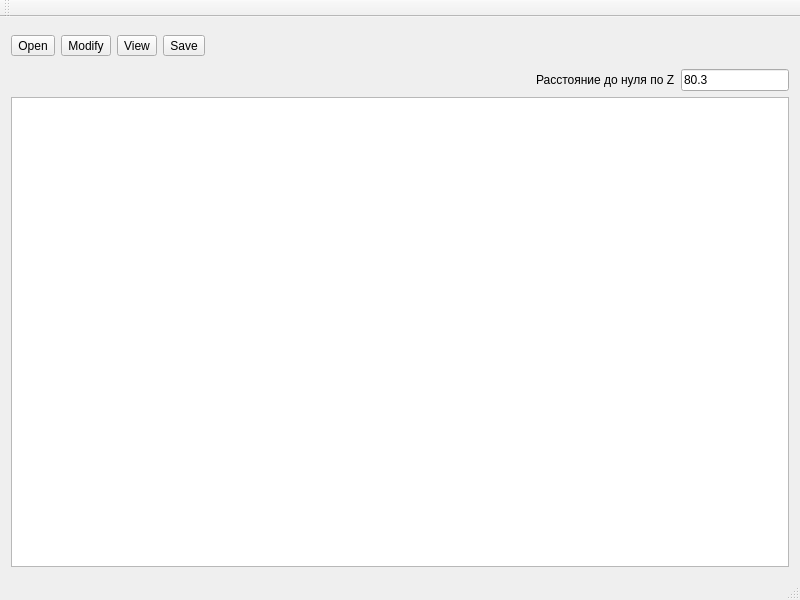
Qt form app/Scan2Slice/gui/mainwindow.ui (ApplicationsForge/Scan2Slice) before a commit.
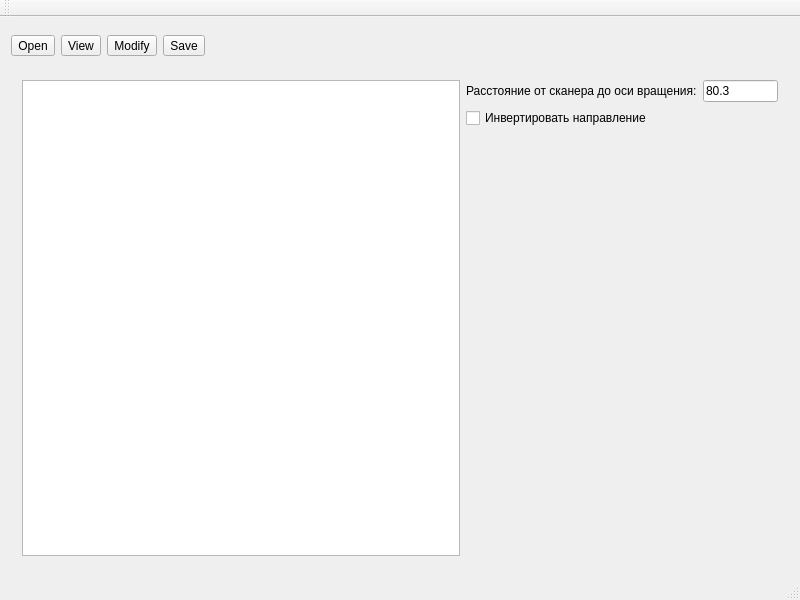
The same form after that commit. Icons and pictures are not drawn.

```diff
--- a/app/Scan2Slice/gui/mainwindow.ui
+++ b/app/Scan2Slice/gui/mainwindow.ui
@@ -53,18 +53,9 @@
          <property name="text">
           <string>Open</string>
          </property>
-         <property name="iconSize">
-          <size>
-           <width>24</width>
-           <height>24</height>
-          </size>
-         </property>
-        </widget>
-       </item>
-       <item>
-        <widget class="QToolButton" name="modifyToolButton">
-         <property name="text">
-          <string>Modify</string>
+         <property name="icon">
+          <iconset resource="resources/resources.qrc">
+           <normaloff>:/images/images/open.png</normaloff>:/images/images/open.png</iconset>
          </property>
          <property name="iconSize">
           <size>
@@ -79,6 +70,27 @@
          <property name="text">
           <string>View</string>
          </property>
+         <property name="icon">
+          <iconset resource="resources/resources.qrc">
+           <normaloff>:/images/images/view.png</normaloff>:/images/images/view.png</iconset>
+         </property>
+         <property name="iconSize">
+          <size>
+           <width>24</width>
+           <height>24</height>
+          </size>
+         </property>
+        </widget>
+       </item>
+       <item>
+        <widget class="QToolButton" name="modifyToolButton">
+         <property name="text">
+          <string>Modify</string>
+         </property>
+         <property name="icon">
+          <iconset resource="resources/resources.qrc">
+           <normaloff>:/images/images/play.png</normaloff>:/images/images/play.png</iconset>
+         </property>
          <property name="iconSize">
           <size>
            <width>24</width>
@@ -107,7 +119,7 @@
          </property>
          <property name="sizeHint" stdset="0">
           <size>
-           <width>568</width>
+           <width>603</width>
            <height>20</height>
           </size>
          </property>
@@ -118,6 +130,25 @@
     </item>
     <item>
      <widget class="QWidget" name="pointsWidget" native="true">
+      <layout class="QHBoxLayout" name="horizontalLayout_2">
+       <item>
+        <widget class="QTableWidget" name="pointsTableWidget">
+         <property name="sizePolicy">
+          <sizepolicy hsizetype="Expanding" vsizetype="Expanding">
+           <horstretch>5</horstretch>
+           <verstretch>0</verstretch>
+          </sizepolicy>
+         </property>
+        </widget>
+       </item>
+       <item>
+        <widget class="QWidget" name="scanToSliceParamsWidget" native="true">
+         <property name="sizePolicy">
+          <sizepolicy hsizetype="Preferred" vsizetype="Preferred">
+           <horstretch>1</horstretch>
+           <verstretch>0</verstretch>
+          </sizepolicy>
+         </property>
       <layout class="QGridLayout" name="gridLayout">
        <property name="leftMargin">
         <number>0</number>
@@ -131,31 +162,21 @@
        <property name="bottomMargin">
         <number>0</number>
        </property>
-       <item row="0" column="1">
-        <widget class="QLabel" name="distanceLabel">
-         <property name="text">
-          <string>Расстояние до нуля по Z</string>
-         </property>
-        </widget>
-       </item>
        <item row="0" column="0">
-        <spacer name="horizontalSpacer_2">
-         <property name="orientation">
-          <enum>Qt::Horizontal</enum>
-         </property>
-         <property name="sizeHint" stdset="0">
-          <size>
-           <width>100</width>
-           <height>20</height>
-          </size>
-         </property>
-        </spacer>
-       </item>
-       <item row="1" column="0" colspan="4">
-        <widget class="QTableWidget" name="pointsTableWidget"/>
-       </item>
-       <item row="0" column="2" colspan="2">
+           <widget class="QLabel" name="distanceLabel">
+            <property name="text">
+             <string>Расстояние от сканера до оси вращения:</string>
+            </property>
+           </widget>
+          </item>
+          <item row="0" column="1">
         <widget class="QLineEdit" name="distanceLineEdit">
+            <property name="minimumSize">
+             <size>
+              <width>75</width>
+              <height>0</height>
+             </size>
+            </property>
          <property name="text">
           <string>80.3</string>
          </property>
@@ -164,6 +185,29 @@
          </property>
         </widget>
        </item>
+          <item row="2" column="0" colspan="2">
+           <spacer name="verticalSpacer">
+            <property name="orientation">
+             <enum>Qt::Vertical</enum>
+            </property>
+            <property name="sizeHint" stdset="0">
+             <size>
+              <width>20</width>
+              <height>100</height>
+             </size>
+            </property>
+           </spacer>
+          </item>
+          <item row="1" column="0">
+           <widget class="QCheckBox" name="invertCheckBox">
+            <property name="text">
+             <string>Инвертировать направление</string>
+            </property>
+           </widget>
+          </item>
+         </layout>
+        </widget>
+       </item>
       </layout>
      </widget>
     </item>
```
Left out of the diff: 8 changed lines with no effect on the pictures. Lines whose indentation alone changed are shown as unchanged.
